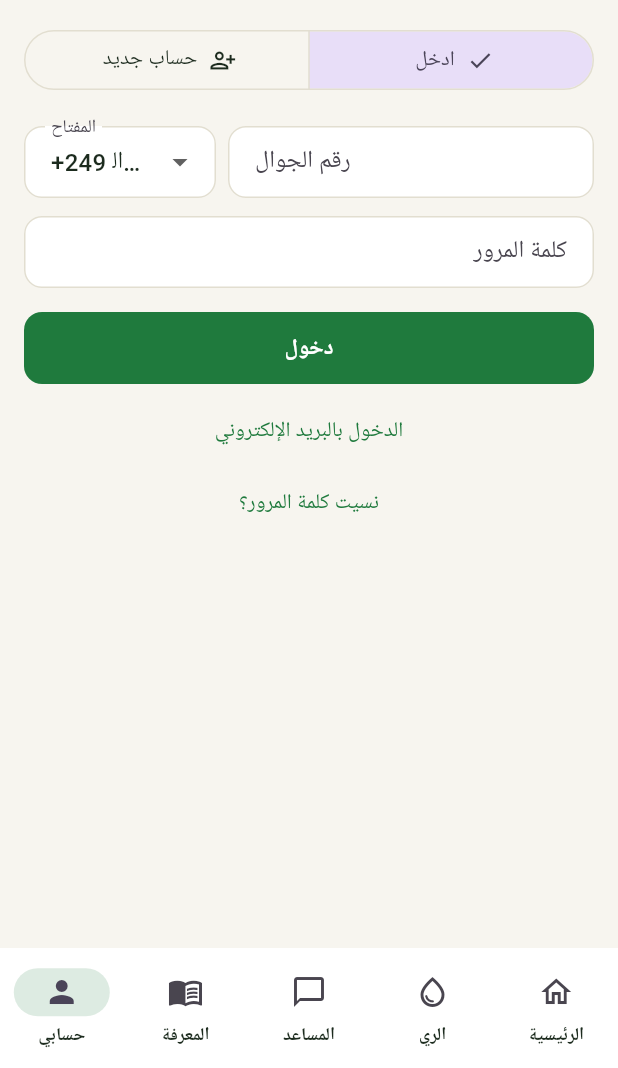
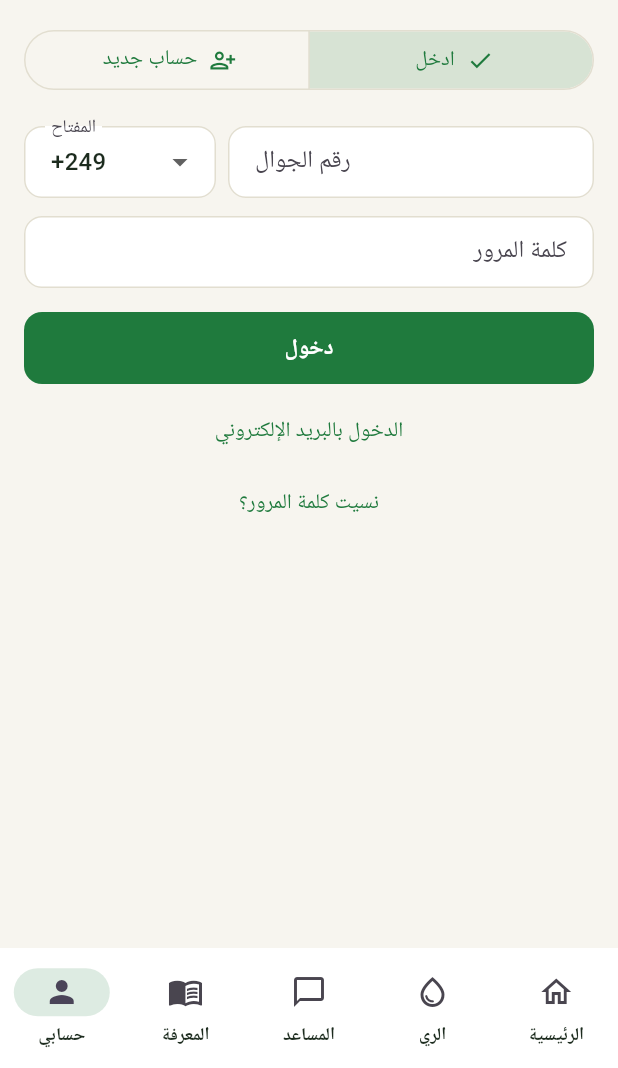
Before and after one commit to mohammed981-tjn/zadam, a Flutter app: the screen it shows after launch, item 5 of the bottom bar chosen, on a phone screen of 412 x 824 dp, the part 168-1236 px from its top. Run offline on Flutter 3.47's test engine with Material 3 defaults, Android fonts, the phone set to English and light mode, and no system bars; our stand-ins replace shared_preferences, video_player.

Commit message:
«حسابي»: المفتاح يُظهر الرقم وحده، والاختيار بالأخضر لا بالبنفسجي
Seen in screenshots of the web build: the closed country-code field showed
«+249 ال…», a name cut to nothing, and Material's default selected segment
is a lavender from no palette of ours. The closed field now shows the code
alone (the open list still names the country), and segmented buttons take
the primary green through the theme.

Co-Authored-By: Claude Opus 5.5 <noreply@anthropic.com>
Claude-Session: https://claude.ai/code/session_01D2buUsVp45yhCN7wS4JnWr

```diff
--- a/mobile/lib/screens/account_screen.dart
+++ b/mobile/lib/screens/account_screen.dart
@@ -113,6 +113,11 @@ class _PhoneField extends StatelessWidget {
               initialValue: dial,
               isExpanded: true,
               decoration: const InputDecoration(labelText: 'المفتاح'),
+              // The open list names the country; the closed field has room
+              // for the code alone, and a name cut to «ال…» says nothing.
+              selectedItemBuilder: (context) => [
+                for (final (code, _) in dialCodes) Text('+$code'),
+              ],
               items: [
                 for (final (code, name) in dialCodes)
                   DropdownMenuItem(value: code, child: Text('+$code $name', overflow: TextOverflow.ellipsis)),
```
Also changed, not shown: mobile/lib/theme.dart (+9 -0 lines).
